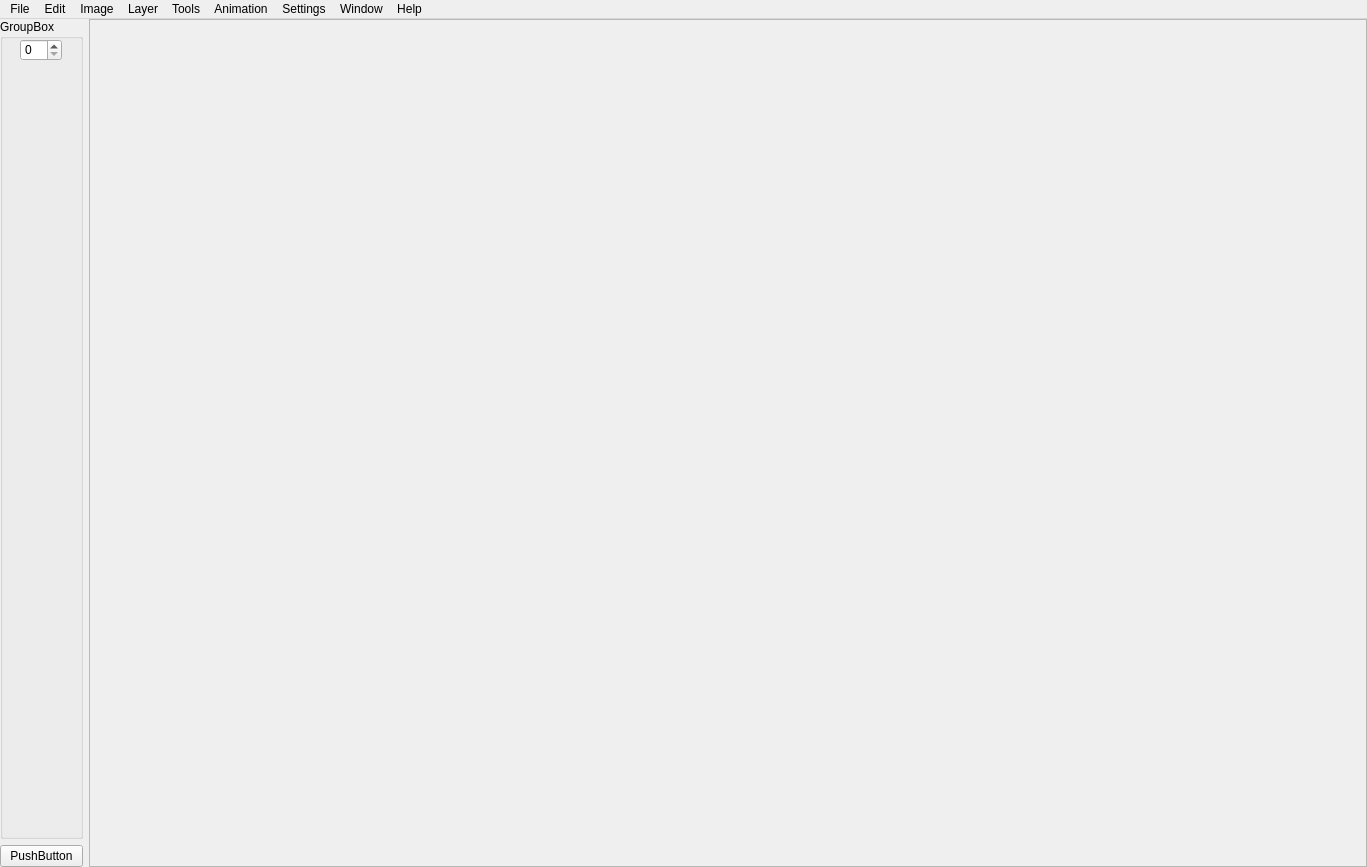
The window that src/ui/MainWindow.ui (Zipeerix/capy-art-studio) describes before a commit, drawn with Qt 5.
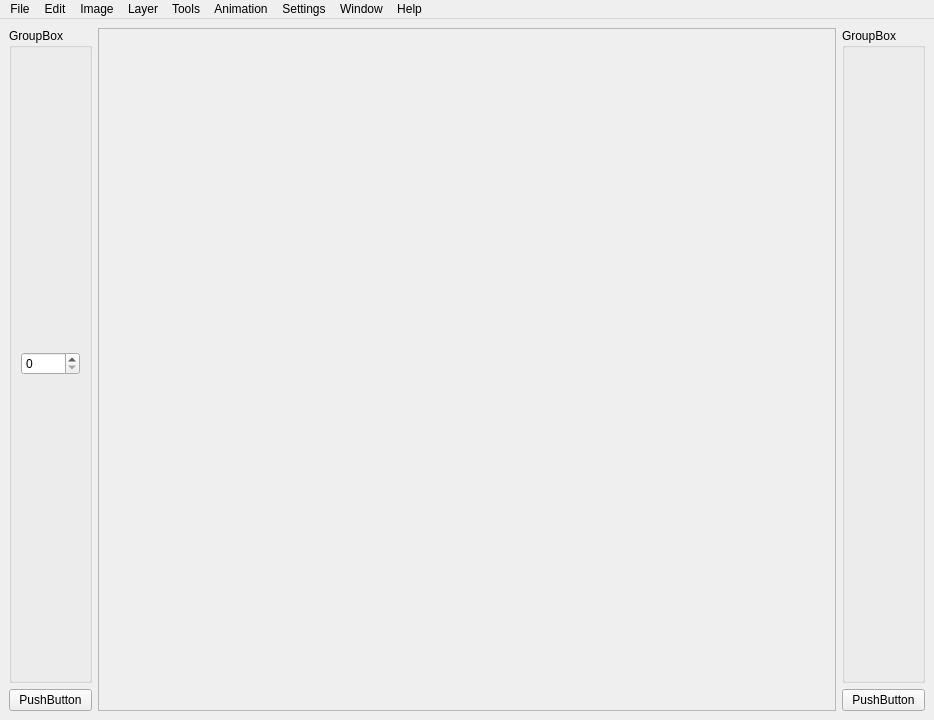
The same window after the commit. Icons and pictures are not drawn.

Commit message: CAS-14: Mainwindow

```diff
--- a/src/ui/MainWindow.ui
+++ b/src/ui/MainWindow.ui
@@ -6,8 +6,8 @@
    <rect>
     <x>0</x>
     <y>0</y>
-    <width>1367</width>
-    <height>867</height>
+    <width>934</width>
+    <height>720</height>
    </rect>
   </property>
   <property name="windowTitle">
@@ -19,18 +19,6 @@
   </property>
   <widget class="QWidget" name="centralwidget">
    <layout class="QHBoxLayout" name="horizontalLayout">
-    <property name="leftMargin">
-     <number>0</number>
-    </property>
-    <property name="topMargin">
-     <number>0</number>
-    </property>
-    <property name="rightMargin">
-     <number>0</number>
-    </property>
-    <property name="bottomMargin">
-     <number>0</number>
-    </property>
     <item>
      <layout class="QVBoxLayout" name="verticalLayout">
       <item>
@@ -40,16 +28,11 @@
           <property name="title">
            <string>GroupBox</string>
           </property>
-          <widget class="QSpinBox" name="layerSpinBox">
-           <property name="geometry">
-            <rect>
-             <x>20</x>
-             <y>20</y>
-             <width>42</width>
-             <height>22</height>
-            </rect>
-           </property>
-          </widget>
+          <layout class="QVBoxLayout" name="verticalLayout_5">
+           <item>
+            <widget class="QSpinBox" name="layerSpinBox"/>
+           </item>
+          </layout>
          </widget>
         </item>
        </layout>
@@ -73,8 +56,8 @@
         <rect>
          <x>0</x>
          <y>0</y>
-         <width>1253</width>
-         <height>822</height>
+         <width>684</width>
+         <height>651</height>
         </rect>
        </property>
        <layout class="QHBoxLayout" name="horizontalLayout_2">
@@ -94,6 +77,25 @@
       </widget>
      </widget>
     </item>
+    <item>
+     <layout class="QVBoxLayout" name="verticalLayout_8">
+      <item>
+       <widget class="QGroupBox" name="groupBox_2">
+        <property name="title">
+         <string>GroupBox</string>
+        </property>
+        <layout class="QHBoxLayout" name="horizontalLayout_3"/>
+       </widget>
+      </item>
+      <item>
+       <widget class="QPushButton" name="pushButton_2">
+        <property name="text">
+         <string>PushButton</string>
+        </property>
+       </widget>
+      </item>
+     </layout>
+    </item>
    </layout>
   </widget>
   <widget class="QMenuBar" name="menuBar">
@@ -101,7 +103,7 @@
     <rect>
      <x>0</x>
      <y>0</y>
-     <width>1367</width>
+     <width>934</width>
      <height>43</height>
     </rect>
    </property>
```
Left out of the diff: 6 changed lines with no effect on the pictures.
